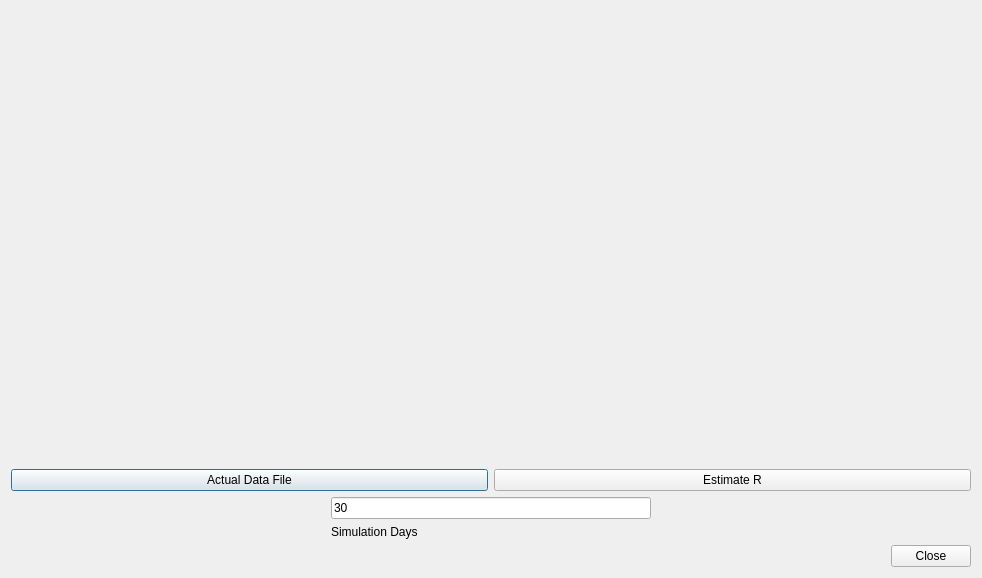
Above: CoronaSimulationDialog.ui from mmonem/CoronaEstimation before the change. Below: the same form after it.
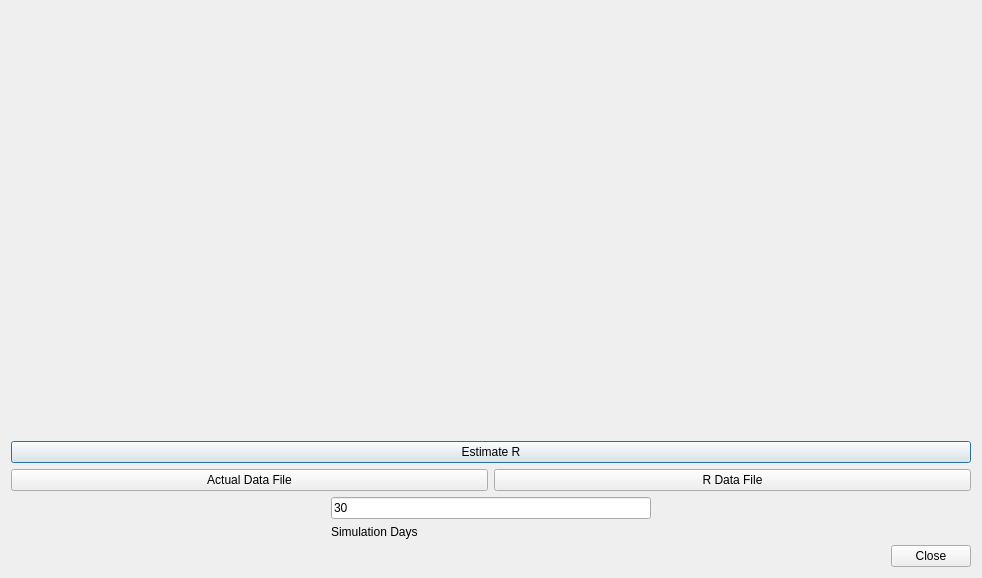
That is the form after the change.

What changed in the file:
```diff
--- a/CoronaSimulationDialog.ui
+++ b/CoronaSimulationDialog.ui
@@ -30,6 +30,13 @@
      </property>
     </spacer>
    </item>
+   <item>
+    <widget class="QPushButton" name="estimateRButton">
+     <property name="text">
+      <string>Estimate R</string>
+     </property>
+    </widget>
+   </item>
    <item>
     <layout class="QHBoxLayout" name="horizontalLayout_2">
      <item>
@@ -40,9 +47,9 @@
       </widget>
      </item>
      <item>
-      <widget class="QPushButton" name="estimateRButton">
+      <widget class="QPushButton" name="RDataFileButton">
        <property name="text">
-        <string>Estimate R</string>
+        <string>R Data File</string>
        </property>
       </widget>
      </item>
```
Left out of the diff: 16 changed lines with no effect on the pictures.
